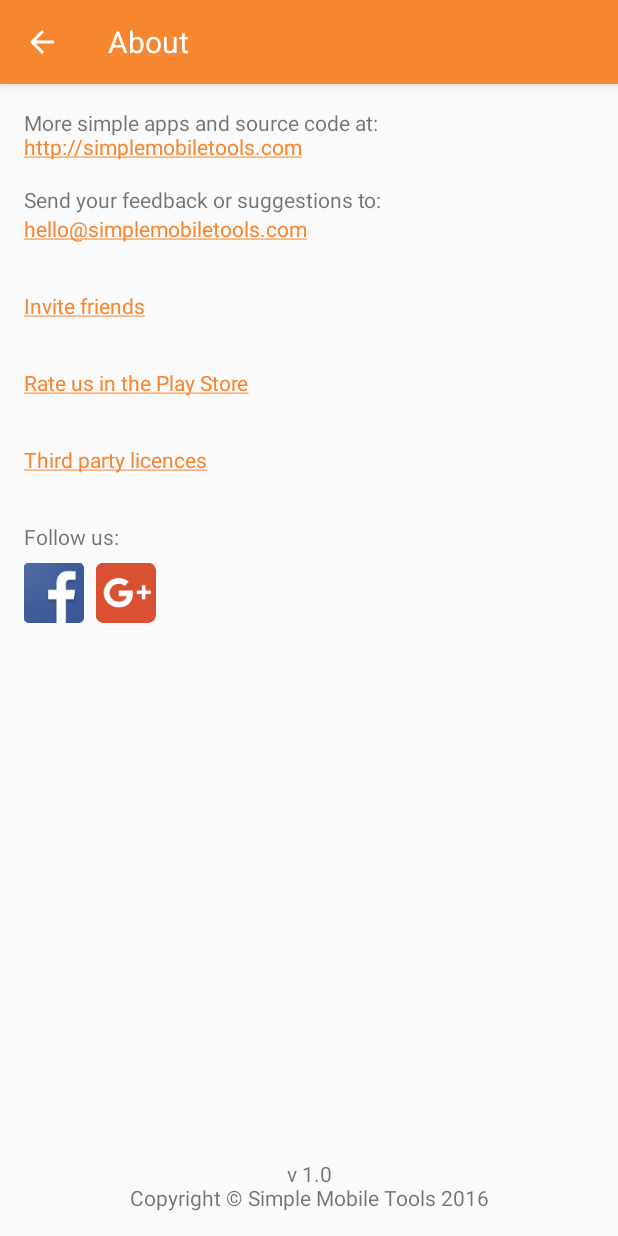
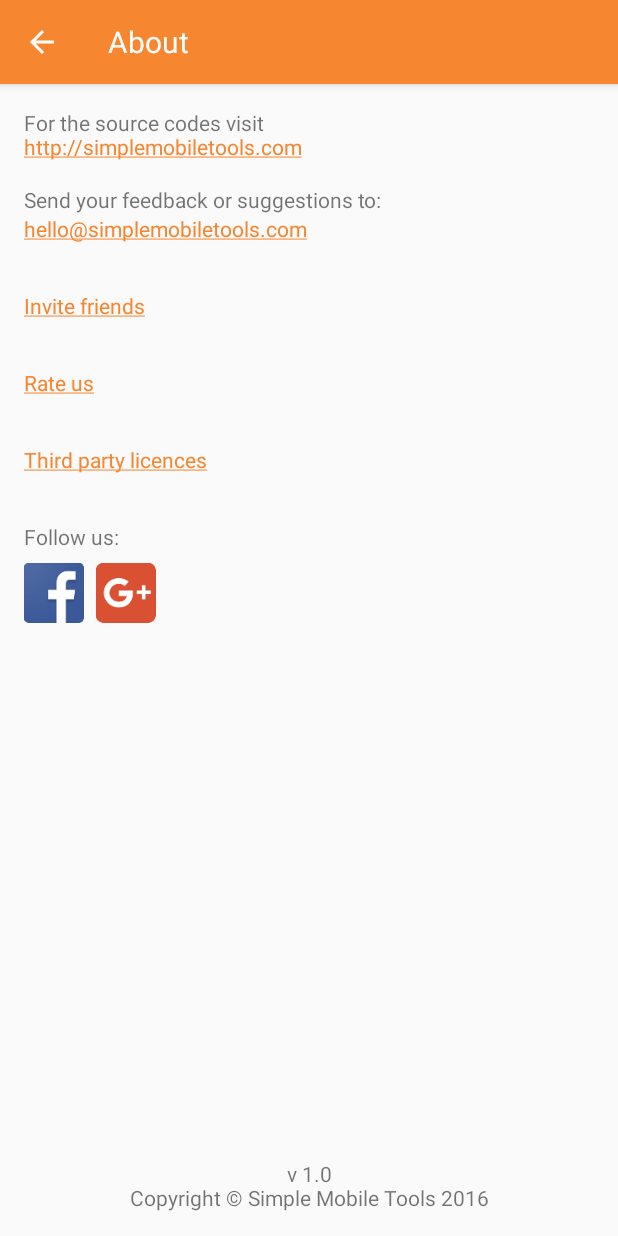
Before and after one commit to SimpleMobileTools/Simple-Thank-You, an Android app: the AboutActivity screen opened directly, with no data from a screen before it, on a phone screen of 412 x 824 dp. Run offline under Robolectric (Android 15) with nearby library versions, the phone set to English and light mode, and no system bars.

Commit message:
updating some About us strings

```diff
--- a/app/src/main/res/values/strings.xml
+++ b/app/src/main/res/values/strings.xml
@@ -9,14 +9,16 @@
 
     <!-- About -->
     <string name="about">About</string>
-    <string name="website">More simple apps and source code at:\nhttp://simplemobiletools.com</string>
+    <string name="website">For the source codes visit\nhttp://simplemobiletools.com</string>
     <string name="email_label">Send your feedback or suggestions to:</string>
     <string name="email" translatable="false">hello@simplemobiletools.com</string>
+    <string name="more_apps_underlined"><u>More apps</u></string>
     <string name="third_party_licences_underlined"><u>Third party licences</u></string>
     <string name="invite_friends_underlined"><u>Invite friends</u></string>
     <string name="share_text">Hey, come check out %1$s at %2$s</string>
     <string name="invite_via">Invite via</string>
-    <string name="rate_us_underlined"><u>Rate us in the Play Store</u></string>
+    <string name="rate_us_underlined"><u>Rate us</u></string>
+    <string name="donate_underlined"><u>Donate</u></string>
     <string name="follow_us">Follow us:</string>
     <string name="copyright">v %1$s\nCopyright © Simple Mobile Tools %2$d</string>
 
```
Also changed, not shown: 11 other files.
